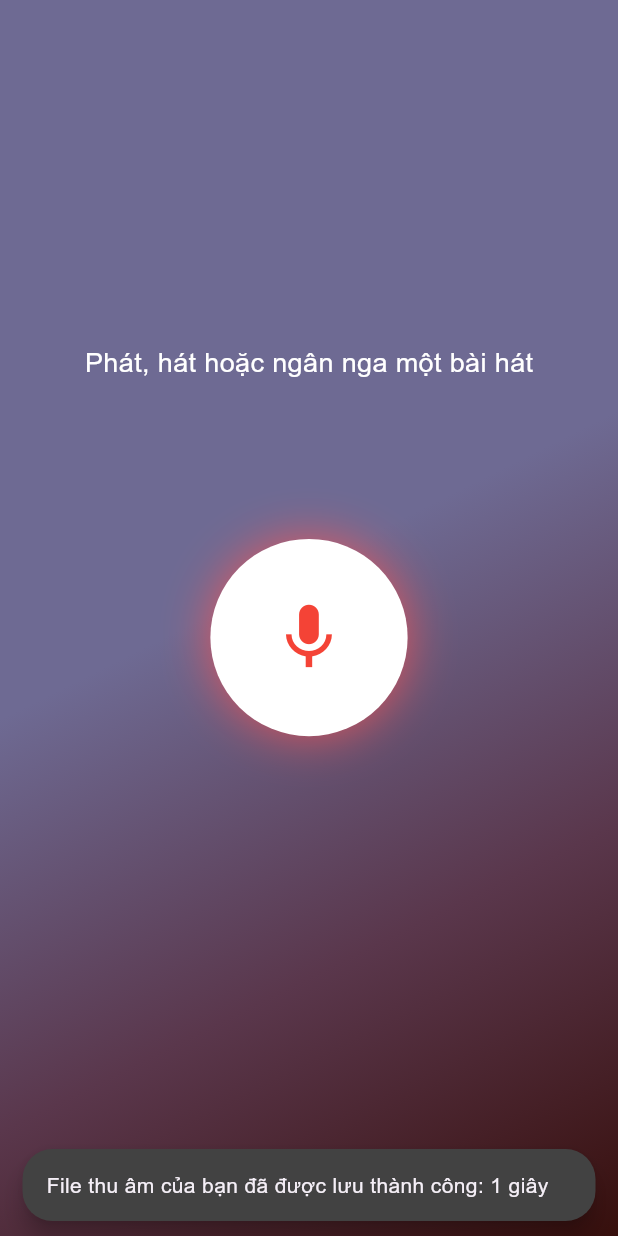
After one commit to minh-quann/ALGORHYMNS, a Flutter app: the ReCord screen opened directly, after a tap on the "mic" icon, after a tap on the "stop" icon, on a phone screen of 412 x 824 dp. The commit adds this screen. Run offline on Flutter 3.47's test engine with Material 3 defaults, Android fonts, the phone set to English and light mode, and no system bars; our stand-ins replace cloud_firestore, dartz, firebase_auth, firebase_core, flutter_bloc, flutter_svg and 4 more; missing offline and left inert: flutter_sound; accounts and stored records are empty; statements that could not run were skipped; project files that could hold a hidden picture were left out.

Commit message:
Create mic record

```diff
--- /dev/null
+++ b/lib/presentation/song_player/bloc/record.dart
@@ -0,0 +1,270 @@
+import 'dart:async';
+import 'dart:io';
+import 'package:flutter/material.dart';
+import 'package:flutter_sound/flutter_sound.dart';
+import 'package:permission_handler/permission_handler.dart';
+import 'package:path_provider/path_provider.dart';
+
+class ReCord extends StatefulWidget {
+  const ReCord({super.key});
+
+  @override
+  // ignore: library_private_types_in_public_api
+  _ReCordState createState() => _ReCordState();
+}
+
+class _ReCordState extends State<ReCord> with SingleTickerProviderStateMixin {
+  final FlutterSoundRecorder _recorder = FlutterSoundRecorder();
+  bool _isRecording = false;
+  late Timer _timer;
+  int _elapsedTime = 0;
+  String? _filePath;
+  late AnimationController _animationController;
+  late Animation<double> _rippleAnimation;
+  late Animation<Alignment> _gradientAnimation;
+
+  @override
+  void initState() {
+    super.initState();
+    _initializeRecorder();
+    _animationController = AnimationController(
+      vsync: this,
+      duration: const Duration(seconds: 2),
+    );
+    _rippleAnimation = Tween(begin: 0.0, end: 1.5).animate(CurvedAnimation(
+      parent: _animationController,
+      curve: Curves.easeInOut,
+    ));
+
+    // Animation cho gradient chuyển động
+    _gradientAnimation = Tween<Alignment>(
+      begin: Alignment.topLeft,
+      end: Alignment.bottomRight,
+    ).animate(CurvedAnimation(
+      parent: _animationController,
+      curve: Curves.easeInOut,
+    ));
+  }
+
+  Future<void> _initializeRecorder() async {
+    await _recorder.openRecorder();
+    if (await Permission.microphone.request().isGranted) {
+      debugPrint("Microphone permission granted");
+    } else {
+      debugPrint("Microphone permission denied");
+    }
+  }
+
+  Future<String> _getRecordingFilePath() async {
+    Directory? directory = await getExternalStorageDirectory();
+    String thuamDir = '${directory!.path}/record';
+    Directory thuamDirectory = Directory(thuamDir);
+    if (!thuamDirectory.existsSync()) {
+      thuamDirectory.createSync(recursive: true);
+    }
+    return '$thuamDir/recording_${DateTime.now().millisecondsSinceEpoch}.wav';
+  }
+
+  Future<void> _startRecording() async {
+    _filePath = await _getRecordingFilePath();
+    await _recorder.startRecorder(
+      toFile: _filePath,
+      codec: Codec.pcm16WAV,
+    );
+
+    setState(() {
+      _isRecording = true;
+      _elapsedTime = 0;
+    });
+
+    _animationController.repeat(reverse: true);
+
+    _timer = Timer.periodic(const Duration(seconds: 1), (timer) {
+      setState(() {
+        _elapsedTime++;
+      });
+    });
+  }
+
+  Future<void> _stopRecording() async {
+    await _recorder.stopRecorder();
+
+    setState(() {
+      _isRecording = false;
+    });
+
+    _animationController.stop();
+    _timer.cancel();
+
+    // ignore: use_build_context_synchronously
+    ScaffoldMessenger.of(context).showSnackBar(
+      SnackBar(
+        content: Text(
+            "File thu âm của bạn đã được lưu thành công: $_elapsedTime giây"),
+        duration: const Duration(seconds: 3),
+        backgroundColor: Colors.grey[800],
+        shape: RoundedRectangleBorder(
+          borderRadius: BorderRadius.circular(20),
+        ),
+        behavior: SnackBarBehavior.floating,
+      ),
+    );
+
+    setState(() {
+      _elapsedTime = 0;
+    });
+
+    debugPrint("File ghi âm lưu tại: $_filePath");
+  }
+
+  @override
+  void dispose() {
+    _recorder.closeRecorder();
+    _animationController.dispose();
+    if (_timer.isActive) _timer.cancel();
+    super.dispose();
+  }
+
+  @override
+  Widget build(BuildContext context) {
+    return Scaffold(
+      backgroundColor: Colors.black,
+      body: Stack(
+        children: [
+          AnimatedBuilder(
+            animation: _gradientAnimation,
+            builder: (context, child) {
+              return AnimatedContainer(
+                duration: const Duration(seconds: 2),
+                decoration: BoxDecoration(
+                  gradient: LinearGradient(
+                    colors: _isRecording
+                        ? [Colors.purple, Colors.pink, Colors.red]
+                        : [Colors.blueGrey, Colors.black],
+                    begin: _gradientAnimation.value,
+                    end: Alignment.bottomRight,
+                  ),
+                ),
+              );
+            },
+          ),
+          if (_isRecording)
+            AnimatedBuilder(
+              animation: _animationController,
+              builder: (context, child) {
+                return CustomPaint(
+                  painter: RippleEffectPainter(
+                    progress: _rippleAnimation.value,
+                  ),
+                  child: Container(),
+                );
+              },
+            ),
+          Center(
+            child: Column(
+              mainAxisAlignment: MainAxisAlignment.center,
+              children: [
+                const Text(
+                  "Phát, hát hoặc ngân nga một bài hát",
+                  style: TextStyle(color: Colors.white, fontSize: 18),
+                ),
+                const SizedBox(height: 20),
+                GestureDetector(
+                  onTap: () {
+                    if (_isRecording) {
+                      _stopRecording();
+                    } else {
+                      _startRecording();
+                    }
+                  },
+                  child: Stack(
+                    alignment: Alignment.center,
+                    children: [
+                      AnimatedOpacity(
+                        opacity: _isRecording ? 1.0 : 0.0,
+                        duration: const Duration(milliseconds: 500),
+                        child: Container(
+                          width: 300,
+                          height: 300,
+                          decoration: BoxDecoration(
+                            shape: BoxShape.circle,
+                            gradient: RadialGradient(
+                              colors: [
+                                Colors.red.withOpacity(0.3),
+                                Colors.transparent,
+                              ],
+                            ),
+                          ),
+                        ),
+                      ),
+                      ScaleTransition(
+                        scale: Tween(begin: 1.0, end: 1.5)
+                            .animate(_animationController),
+                        child: Container(
+                          height: 100,
+                          width: 100,
+                          decoration: BoxDecoration(
+                            shape: BoxShape.circle,
+                            color: Colors.white,
+                            boxShadow: [
+                              BoxShadow(
+                                color: Colors.redAccent.withOpacity(0.8),
+                                blurRadius: 20,
+                                spreadRadius: _isRecording ? 10 : 0,
+                              ),
+                            ],
+                          ),
+                          child: Icon(
+                            _isRecording ? Icons.stop : Icons.mic,
+                            size: 40,
+                            color: Colors.red,
+                          ),
+                        ),
+                      ),
+                    ],
+                  ),
+                ),
+                const SizedBox(height: 20),
+                if (_isRecording)
+                  Text(
+                    "Đang ghi âm: $_elapsedTime giây",
+                    style: const TextStyle(color: Colors.white, fontSize: 16),
+                  ),
+              ],
+            ),
+          ),
+        ],
+      ),
+    );
+  }
+}
+
+
+class RippleEffectPainter extends CustomPainter {
+  final double progress;
+
+  RippleEffectPainter({required this.progress});
+
+  @override
+  void paint(Canvas canvas, Size size) {
+    final center = Offset(size.width / 2, size.height / 2);
+    final maxRadius = size.width * 0.4;
+
+    final paint = Paint()
+      ..style = PaintingStyle.stroke
+      ..strokeWidth = 2;
+
+    for (int i = 0; i < 3; i++) {
+      double radius = maxRadius * (progress + i * 0.3);
+      radius = radius % maxRadius;
+
+      paint.color = Colors.red.withOpacity(1.0 - (radius / maxRadius));
+      canvas.drawCircle(center, radius, paint);
+    }
+  }
+
+  @override
+  bool shouldRepaint(covariant RippleEffectPainter oldDelegate) {
+    return oldDelegate.progress != progress;
+  }
+}
--- a/lib/presentation/song_player/pages/song_player.dart
+++ b/lib/presentation/song_player/pages/song_player.dart
@@ -5,6 +5,7 @@ import 'package:algorhymns/core/configs/theme/app_colors.dart';
 import 'package:algorhymns/domain/entities/song/song.dart';
 import 'package:algorhymns/presentation/song_player/bloc/lyrics_cubit.dart';
 import 'package:algorhymns/presentation/song_player/bloc/lyrics_state.dart';
+import 'package:algorhymns/presentation/song_player/bloc/record.dart';
 import 'package:algorhymns/presentation/song_player/bloc/song_player_cubit.dart';
 import 'package:algorhymns/presentation/song_player/bloc/song_player_state.dart';
 import 'package:flutter/material.dart';
@@ -268,7 +269,6 @@ class _SongPlayerPageState extends State<SongPlayerPage> {
   Widget _songPlayer(BuildContext context) {
   return BlocBuilder<SongPlayerCubit, SongPlayerState>(
     builder: (context, state) {
-
       if (state is SongPlayerLoading) {
         return const CircularProgressIndicator();
       }
@@ -282,30 +282,34 @@ class _SongPlayerPageState extends State<SongPlayerPage> {
               value: songPosition,
               min: 0.0,
               max: songDuration,
-                  onChanged: (value) {}
+              onChanged: (value) {},
             ),
-              const SizedBox(height: 20,),
+            const SizedBox(height: 20),
             Row(
               mainAxisAlignment: MainAxisAlignment.spaceBetween,
               children: [
                 Text(
-                    formatDuration(
-                      context.read<SongPlayerCubit>().songPosition
-                    )
+                  formatDuration(context.read<SongPlayerCubit>().songPosition),
                 ),
                 Text(
-                      formatDuration(
-                          context.read<SongPlayerCubit>().songDuration
-                      )
+                  formatDuration(context.read<SongPlayerCubit>().songDuration),
                 ),
               ],
             ),
-              const SizedBox(height: 20,),
+            const SizedBox(height: 20),
             Row(
-                mainAxisAlignment: MainAxisAlignment.center,
+              mainAxisAlignment: MainAxisAlignment.spaceBetween,
               children: [
-                  Expanded(
-                      child: Container()
+                IconButton(
+                  icon: const Icon(Icons.mic), // Biểu tượng thu âm
+                  onPressed: () {
+                    Navigator.push(
+                      context,
+                      MaterialPageRoute(
+                        builder: (context) => const ReCord(),
+                      ),
+                    );
+                  },
                 ),
                 GestureDetector(
                   onTap: () {
@@ -316,29 +320,22 @@ class _SongPlayerPageState extends State<SongPlayerPage> {
                     width: 60,
                     decoration: const BoxDecoration(
                       shape: BoxShape.circle,
-                        color: AppColors.primary
+                      color: AppColors.primary,
                     ),
-                      child:
-                      Icon(
-                        context.read<SongPlayerCubit>().audioPlayer.playing ? Icons.pause : Icons.play_arrow
+                    child: Icon(
+                      context.read<SongPlayerCubit>().audioPlayer.playing ? Icons.pause : Icons.play_arrow,
                     ),
                   ),
                 ),
-                  Expanded(
-                      child: Row(
-                        mainAxisAlignment: MainAxisAlignment.end,
-                        children: [
                 IconButton(
                   icon: const Icon(Icons.lyrics),
                   onPressed: () {
-                              context.read<SongPlayerCubit>().toggleLyrics(); // Gọi hàm toggleLyrics
+                    context.read<SongPlayerCubit>().toggleLyrics();
                   },
                 ),
               ],
-                      )
             ),
-                ],
-              )
+
           ],
         );
       }
@@ -349,6 +346,7 @@ class _SongPlayerPageState extends State<SongPlayerPage> {
 }
 
 
+
   String formatDuration(Duration duration) {
     final minutes = duration.inMinutes.remainder(60);
     final seconds = duration.inSeconds.remainder(60);
```
Also changed, not shown: pubspec.yaml (+9 -3 lines), lib/main.dart (line endings or trailing spaces), pubspec.lock, 8 other files. Lines whose indentation alone changed are shown as unchanged.
